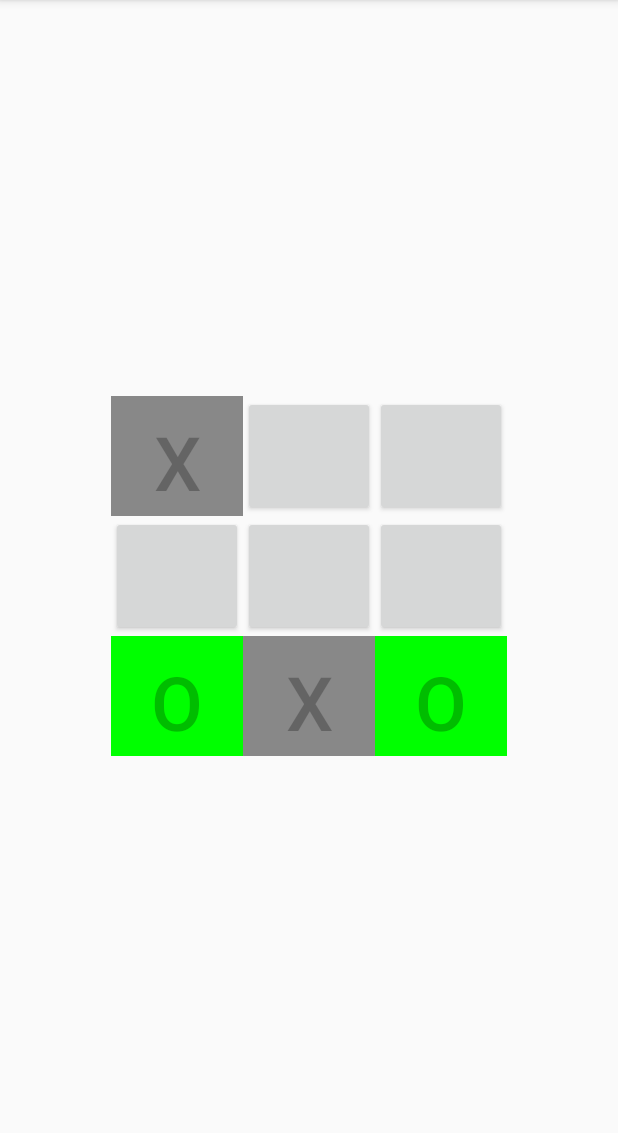
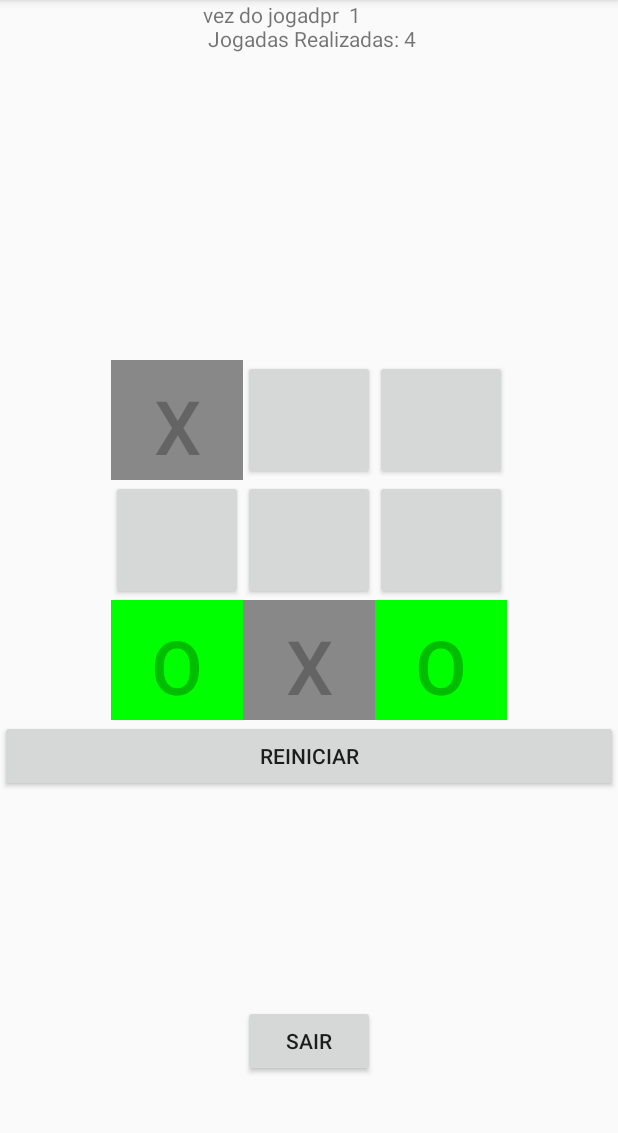
Before and after one commit to rafulll/TTTAG2, an Android app: the screen it shows after launch (MainActivity), after a tap on an icon or button, on a phone screen of 412 x 824 dp, the part 84-1217 px from its top. Run offline under Robolectric (Android 15) with nearby library versions, the phone set to English and light mode, and no system bars; 3 other taps on this screen came first.

Commit message:
verificação de jogadas e impossibilidade de ganhar mais de uma vez num so jogo

```diff
--- a/app/src/main/java/com/example/jogodavelha/MainActivity.kt
+++ b/app/src/main/java/com/example/jogodavelha/MainActivity.kt
@@ -1,5 +1,6 @@
 package com.example.jogodavelha
 
+import android.content.Intent
 import android.graphics.Color
 import androidx.appcompat.app.AppCompatActivity
 import android.os.Bundle
@@ -7,6 +8,7 @@ import android.view.View
 import android.widget.Button
 import android.widget.TextView
 import android.widget.Toast
+import androidx.core.content.ContextCompat.startActivity
 import kotlinx.android.synthetic.main.activity_main.*
 import java.util.Random
 class MainActivity : AppCompatActivity() {
@@ -14,8 +16,32 @@ class MainActivity : AppCompatActivity() {
     override fun onCreate(savedInstanceState: Bundle?) {
         super.onCreate(savedInstanceState)
         setContentView(R.layout.activity_main)
+        textView.text="vez do jogadpr  "+playerAtivo+"\n Jogadas Realizadas: "+playsCount
+
     }
     var playerAtivo = 1
+    var activeGame = 1
+    fun sair(view: View){
+        val buttonClicked = view as Button
+        when(buttonClicked.id){
+            R.id.button11 -> {
+                finish()
+            }
+
+        }
+    }
+    fun reStart(view: View){
+        reiniciar()
+        val buttonClicked = view as Button
+        when(buttonClicked.id) {
+            R.id.button10 -> {
+                playerAtivo = 4
+                val intent = Intent(this, MainActivity::class.java)
+                startActivity(intent)
+                finish()
+            }
+        }
+    }
    fun marcar(view: View){
        val buttonClicked = view as Button
        var idCell = 0
@@ -41,8 +67,12 @@ class MainActivity : AppCompatActivity() {
     var ganhador = -1
     var player1 = ArrayList<Int>()
     var player2 = ArrayList<Int>()
+    var playsCount = 0
 
     private fun reiniciar(){
+        Toast.makeText(this, "Jogo Reiniciado.", Toast.LENGTH_LONG).show()
+
+        /*
         if(ganhador == 1){
             button.text = "W  I"
             button.setBackgroundColor(Color.LTGRAY)
@@ -85,7 +115,7 @@ class MainActivity : AppCompatActivity() {
             button9.setBackgroundColor(Color.LTGRAY)
 
         }
-
+*/
 
 
 
@@ -96,27 +126,39 @@ class MainActivity : AppCompatActivity() {
     var countPlays = 0
     private fun jogar(idCell: Int, buttonClicked: Button) {
 
-        //textView.text="vez do jogadpr  "+playerAtivo
 
+        if(activeGame == 0){
+            if(ganhador == 4){
+
+                Toast.makeText(this, "Jogo Finalizado:  Ninguem Ganhou!", Toast.LENGTH_LONG).show()
+
+            }
+           Toast.makeText(this, "Jogo Finalizado: Jogador " + ganhador + " ganhou !\n Reinicie!", Toast.LENGTH_LONG).show()
+
+        }else{
+            if(playerAtivo == 4){
+
+            }
             if (playerAtivo == 1) {
                 buttonClicked.text = "X"
                 buttonClicked.setBackgroundColor(Color.GRAY)
                 player1.add(idCell)
+                playerAtivo = 2
                 verificarGanhador()
-                playerAtivo = 2
-
+                buttonClicked.isEnabled = false
+                playsCount += 1
             }else{
                 buttonClicked.text = "O"
                 buttonClicked.setBackgroundColor(Color.GREEN)
                 player2.add(idCell)
+                playerAtivo = 1
                 verificarGanhador()
-                playerAtivo = 1
-
+                buttonClicked.isEnabled = false
+                playsCount += 1
 
             }
-
-
-        buttonClicked.isEnabled = false
+        }
+        textView.text="vez do jogadpr  "+playerAtivo+"\n Jogadas Realizadas: "+playsCount
 
         }
 
@@ -164,16 +206,19 @@ class MainActivity : AppCompatActivity() {
             ganhador = 1
         if(player2.contains(3) && player2.contains(6) && player2.contains(9))//jogador 2
             ganhador = 2
+
         if(ganhador == 1){
             Toast.makeText(this, "Parabens, jogador" + ganhador + ". Você venceu!!!", Toast.LENGTH_LONG).show()
-            reiniciar()
+            activeGame = 0
+
         }else if(ganhador == 2){
             Toast.makeText(this, "Parabens, jogador" + ganhador + ". Você venceu!!!", Toast.LENGTH_LONG).show()
-            reiniciar()
-        }else{
+            activeGame = 0
 
+        }else if(countPlays == 9 && ganhador == -1){
+            Toast.makeText(this, "Ops, ninguem ganhou.", Toast.LENGTH_LONG).show()
+            activeGame = 0
         }
-
 
     }
 
--- a/app/src/main/res/layout/activity_main.xml
+++ b/app/src/main/res/layout/activity_main.xml
@@ -72,16 +72,32 @@
                     android:layout_height="80dp" android:id="@+id/button9"
                     android:onClick="marcar"/>
         </TableRow>
-
+        <Button
+            android:id="@+id/button10"
+            android:layout_width="wrap_content"
+            android:layout_height="wrap_content" android:text="Reiniciar"
+            android:onClick="reStart"
+            app:layout_constraintEnd_toEndOf="parent" app:layout_constraintStart_toStartOf="parent"
+            tools:layout_editor_absoluteY="586dp"/>
     </TableLayout>
     <TextView
-            android:layout_width="wrap_content"
-            android:layout_height="wrap_content"
-            android:id="@+id/textView"
-            android:layout_gravity="bottom|center"
-            app:layout_constraintEnd_toEndOf="parent"
-            app:layout_constraintStart_toStartOf="parent" android:layout_marginLeft="8dp"
-            android:layout_marginStart="8dp" tools:text="AUSHUASHUS" android:layout_marginEnd="8dp"
-            android:layout_marginRight="8dp" app:layout_constraintBottom_toBottomOf="@+id/tableLayout"/>
+        android:id="@+id/textView"
+        android:layout_width="wrap_content"
+        android:layout_height="wrap_content"
+        android:layout_gravity="bottom|center"
+        android:layout_marginStart="8dp"
+        android:layout_marginLeft="8dp"
+        android:layout_marginEnd="8dp" android:layout_marginRight="8dp"
+        app:layout_constraintEnd_toEndOf="parent"
+        app:layout_constraintStart_toStartOf="parent" app:layout_constraintTop_toTopOf="@+id/tableLayout"
+        tools:text="AUSHUASHUS"/>
+    <Button
+        android:id="@+id/button11"
+        android:layout_width="wrap_content"
+        android:onClick="sair"
+        android:layout_height="wrap_content" android:layout_marginBottom="50dp"
+        android:text="Sair" app:layout_constraintBottom_toBottomOf="@+id/tableLayout"
+        app:layout_constraintEnd_toEndOf="parent" app:layout_constraintStart_toStartOf="parent"/>
+
 
 </androidx.constraintlayout.widget.ConstraintLayout>
```
